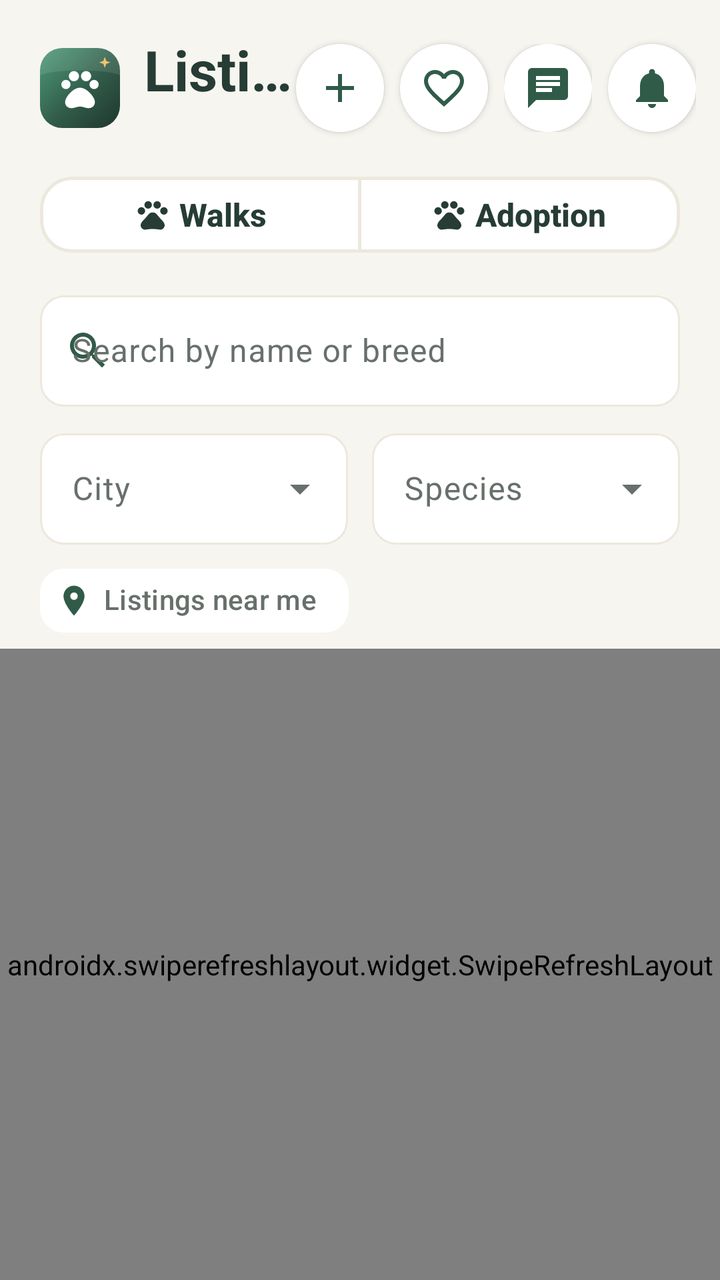
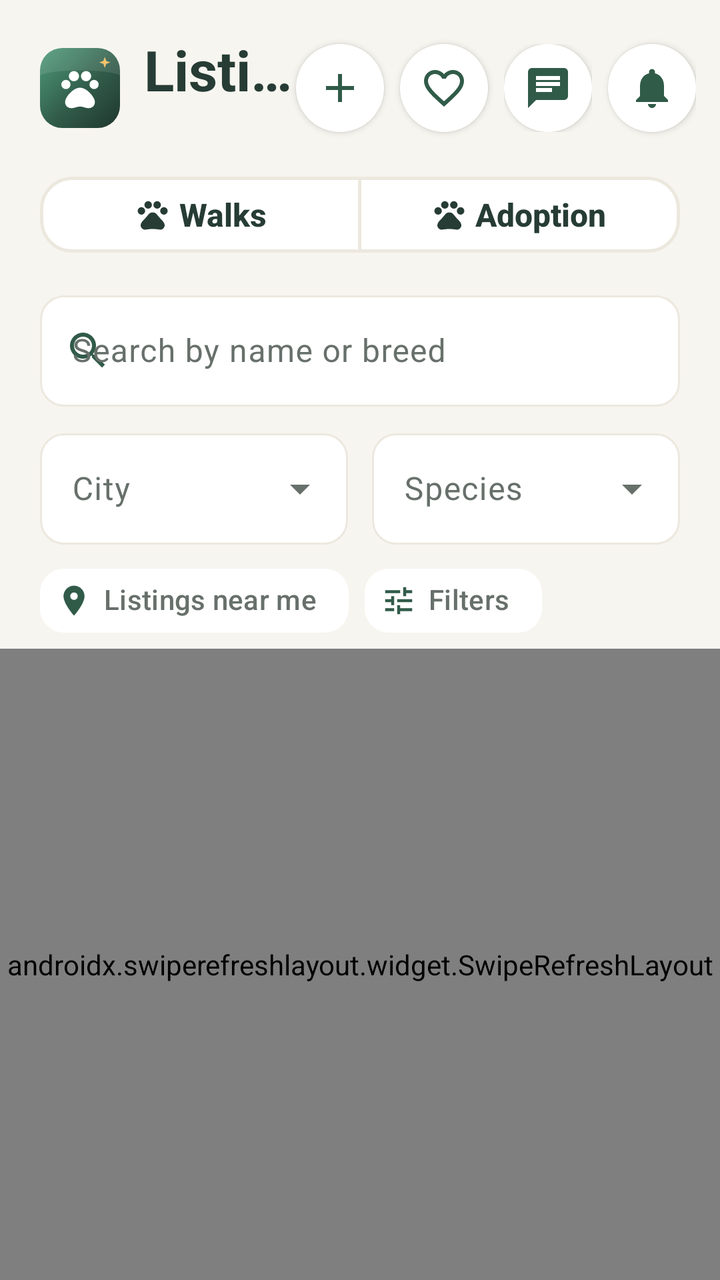

An Android layout rendered at two revisions. The XML below is the earlier revision; the diff shows what the commit changed to produce the second picture.
<!-- AndroidManifest.xml: application theme Theme.MIYAV -->
<!-- res/layout/fragment_discover.xml -->
<?xml version="1.0" encoding="utf-8"?>
<LinearLayout xmlns:android="http://schemas.android.com/apk/res/android"
    xmlns:app="http://schemas.android.com/apk/res-auto"
    android:layout_width="match_parent"
    android:layout_height="match_parent"
    android:background="@color/bg_app"
    android:orientation="vertical">

    <LinearLayout
        android:layout_width="match_parent"
        android:layout_height="wrap_content"
        android:gravity="center_vertical"
        android:orientation="horizontal"
        android:paddingStart="@dimen/space_xl"
        android:paddingTop="@dimen/space_lg"
        android:paddingEnd="@dimen/space_md">

        <ImageView
            android:layout_width="40dp"
            android:layout_height="40dp"
            android:layout_marginEnd="@dimen/space_md"
            android:contentDescription="@string/app_name"
            android:src="@drawable/ic_mark" />

        <LinearLayout
            android:layout_width="0dp"
            android:layout_height="wrap_content"
            android:layout_weight="1"
            android:orientation="vertical">

            <TextView
                android:layout_width="wrap_content"
                android:layout_height="wrap_content"
                android:ellipsize="end"
                android:maxLines="1"
                android:text="@string/nav_listings"
                android:textAppearance="@style/TextAppearance.Miyav.Title" />

            <TextView
                android:id="@+id/greetingView"
                android:layout_width="wrap_content"
                android:layout_height="wrap_content"
                android:ellipsize="end"
                android:maxLines="1"
                android:textAppearance="@style/TextAppearance.Miyav.Caption" />
        </LinearLayout>

        <ImageButton
            android:id="@+id/createButton"
            android:layout_width="44dp"
            android:layout_height="44dp"
            android:layout_marginEnd="@dimen/space_sm"
            android:background="@drawable/bg_map_card"
            android:contentDescription="@string/pet_create"
            android:elevation="2dp"
            android:src="@drawable/ic_add"
            app:tint="@color/brand_coral" />

        <ImageButton
            android:id="@+id/favoritesButton"
            android:layout_width="44dp"
            android:layout_height="44dp"
            android:layout_marginEnd="@dimen/space_sm"
            android:background="@drawable/bg_map_card"
            android:contentDescription="@string/favorites_title"
            android:elevation="2dp"
            android:src="@drawable/ic_heart"
            app:tint="@color/brand_coral" />

        <FrameLayout
            android:layout_width="44dp"
            android:layout_height="44dp"
            android:layout_marginEnd="@dimen/space_sm">

            <ImageButton
                android:id="@+id/messagesButton"
                android:layout_width="match_parent"
                android:layout_height="match_parent"
                android:background="@drawable/bg_map_card"
                android:contentDescription="@string/action_messages"
                android:elevation="2dp"
                android:src="@drawable/ic_chat"
                app:tint="@color/brand_coral" />

            <View
                android:id="@+id/messagesDot"
                android:layout_width="12dp"
                android:layout_height="12dp"
                android:layout_gravity="top|end"
                android:layout_margin="6dp"
                android:background="@drawable/bg_unread_dot"
                android:elevation="3dp"
                android:visibility="gone" />
        </FrameLayout>

        <ImageButton
            android:id="@+id/notificationsButton"
            android:layout_width="44dp"
            android:layout_height="44dp"
            android:background="@drawable/bg_map_card"
            android:contentDescription="@string/action_notifications"
            android:elevation="2dp"
            android:src="@drawable/ic_bell"
            app:tint="@color/brand_coral" />
    </LinearLayout>

    <com.google.android.material.button.MaterialButtonToggleGroup
        android:id="@+id/modeGroup"
        android:layout_width="match_parent"
        android:layout_height="wrap_content"
        android:layout_marginStart="@dimen/space_xl"
        android:layout_marginTop="@dimen/space_md"
        android:layout_marginEnd="@dimen/space_xl"
        app:selectionRequired="true"
        app:singleSelection="true">

        <com.google.android.material.button.MaterialButton
            android:id="@+id/modeWalks"
            style="@style/Widget.Miyav.Button.Segment"
            android:layout_width="0dp"
            android:layout_height="wrap_content"
            android:layout_weight="1"
            android:text="@string/nav_walks"
            app:icon="@drawable/ic_walk"
            app:iconGravity="textStart"
            app:iconSize="18dp" />

        <com.google.android.material.button.MaterialButton
            android:id="@+id/modeAdoption"
            style="@style/Widget.Miyav.Button.Segment"
            android:layout_width="0dp"
            android:layout_height="wrap_content"
            android:layout_weight="1"
            android:text="@string/nav_adoption"
            app:icon="@drawable/ic_paw"
            app:iconGravity="textStart"
            app:iconSize="18dp" />
    </com.google.android.material.button.MaterialButtonToggleGroup>

    <com.google.android.material.textfield.TextInputLayout
        android:id="@+id/searchLayout"
        android:layout_width="match_parent"
        android:layout_height="wrap_content"
        android:layout_marginStart="@dimen/space_xl"
        android:layout_marginTop="@dimen/space_md"
        android:layout_marginEnd="@dimen/space_xl"
        android:hint="@string/search_hint"
        app:endIconMode="clear_text"
        app:startIconDrawable="@drawable/ic_search"
        app:startIconTint="@color/brand_coral">

        <com.google.android.material.textfield.TextInputEditText
            android:id="@+id/searchInput"
            android:layout_width="match_parent"
            android:layout_height="wrap_content"
            android:imeOptions="actionSearch"
            android:inputType="text"
            android:maxLength="60" />
    </com.google.android.material.textfield.TextInputLayout>

    <LinearLayout
        android:layout_width="match_parent"
        android:layout_height="wrap_content"
        android:layout_marginStart="@dimen/space_xl"
        android:layout_marginTop="@dimen/space_sm"
        android:layout_marginEnd="@dimen/space_xl"
        android:baselineAligned="false"
        android:orientation="horizontal">

        <com.google.android.material.textfield.TextInputLayout
            android:id="@+id/cityLayout"
            style="@style/Widget.Miyav.TextInput.Dropdown"
            android:layout_width="0dp"
            android:layout_height="wrap_content"
            android:layout_marginEnd="6dp"
            android:layout_weight="1"
            android:hint="@string/filter_city">

            <com.google.android.material.textfield.MaterialAutoCompleteTextView
                android:id="@+id/cityFilter"
                android:layout_width="match_parent"
                android:layout_height="wrap_content"
                android:inputType="none" />
        </com.google.android.material.textfield.TextInputLayout>

        <com.google.android.material.textfield.TextInputLayout
            style="@style/Widget.Miyav.TextInput.Dropdown"
            android:layout_width="0dp"
            android:layout_height="wrap_content"
            android:layout_marginStart="6dp"
            android:layout_weight="1"
            android:hint="@string/filter_species">

            <com.google.android.material.textfield.MaterialAutoCompleteTextView
                android:id="@+id/speciesFilter"
                android:layout_width="match_parent"
                android:layout_height="wrap_content"
                android:inputType="none" />
        </com.google.android.material.textfield.TextInputLayout>
    </LinearLayout>

    <com.google.android.material.chip.ChipGroup
        android:layout_width="match_parent"
        android:layout_height="wrap_content"
        android:layout_marginStart="@dimen/space_xl"
        android:layout_marginTop="@dimen/space_xs"
        android:layout_marginEnd="@dimen/space_xl"
        app:singleLine="true">

        <com.google.android.material.chip.Chip
            android:id="@+id/nearbyChip"
            style="@style/Widget.Material3.Chip.Filter"
            android:layout_width="wrap_content"
            android:layout_height="wrap_content"
            android:checkable="true"
            android:text="@string/location_use"
            app:chipBackgroundColor="@color/chip_nearby"
            app:chipIcon="@drawable/ic_location"
            app:chipIconTint="@color/brand_coral"
            app:chipIconVisible="true"
            app:chipStrokeWidth="0dp" />
    </com.google.android.material.chip.ChipGroup>

    <androidx.swiperefreshlayout.widget.SwipeRefreshLayout
        android:id="@+id/refresh"
        android:layout_width="match_parent"
        android:layout_height="0dp"
        android:layout_weight="1">

        <FrameLayout
            android:layout_width="match_parent"
            android:layout_height="match_parent">

            <androidx.recyclerview.widget.RecyclerView
                android:id="@+id/petList"
                android:layout_width="match_parent"
                android:layout_height="match_parent"
                android:clipToPadding="false"
                android:paddingStart="15dp"
                android:paddingTop="@dimen/space_xs"
                android:paddingEnd="15dp"
                android:paddingBottom="72dp" />

            <az.miyav.android.ui.widget.ShimmerLayout
                android:id="@+id/skeleton"
                android:layout_width="match_parent"
                android:layout_height="match_parent"
                android:paddingStart="@dimen/space_lg"
                android:paddingEnd="@dimen/space_lg"
                android:visibility="gone">

                <LinearLayout
                    android:layout_width="match_parent"
                    android:layout_height="wrap_content"
                    android:orientation="vertical">

                    <include layout="@layout/skeleton_pet_card" />

                    <include layout="@layout/skeleton_pet_card" />

                    <include layout="@layout/skeleton_pet_card" />
                </LinearLayout>
            </az.miyav.android.ui.widget.ShimmerLayout>

            <include
                android:id="@+id/state"
                layout="@layout/view_state" />
        </FrameLayout>
    </androidx.swiperefreshlayout.widget.SwipeRefreshLayout>
</LinearLayout>
<!-- res/layout/skeleton_pet_card.xml (included above) -->
<?xml version="1.0" encoding="utf-8"?>
<LinearLayout xmlns:android="http://schemas.android.com/apk/res/android"
    xmlns:app="http://schemas.android.com/apk/res-auto"
    android:layout_width="match_parent"
    android:layout_height="wrap_content"
    android:importantForAccessibility="noHideDescendants"
    android:orientation="horizontal">

    <com.google.android.material.card.MaterialCardView
        android:layout_width="0dp"
        android:layout_height="wrap_content"
        android:layout_margin="5dp"
        android:layout_weight="1"
        app:cardCornerRadius="@dimen/radius_md">

        <LinearLayout
            android:layout_width="match_parent"
            android:layout_height="wrap_content"
            android:orientation="vertical">

            <View
                android:layout_width="match_parent"
                android:layout_height="@dimen/tile_photo_height"
                android:background="@color/skeleton_base" />

            <View
                android:layout_width="96dp"
                android:layout_height="14dp"
                android:layout_margin="10dp"
                android:background="@drawable/bg_skeleton" />

            <View
                android:layout_width="120dp"
                android:layout_height="10dp"
                android:layout_marginStart="10dp"
                android:layout_marginBottom="12dp"
                android:background="@drawable/bg_skeleton" />
        </LinearLayout>
    </com.google.android.material.card.MaterialCardView>

    <com.google.android.material.card.MaterialCardView
        android:layout_width="0dp"
        android:layout_height="wrap_content"
        android:layout_margin="5dp"
        android:layout_weight="1"
        app:cardCornerRadius="@dimen/radius_md">

        <LinearLayout
            android:layout_width="match_parent"
            android:layout_height="wrap_content"
            android:orientation="vertical">

            <View
                android:layout_width="match_parent"
                android:layout_height="@dimen/tile_photo_height"
                android:background="@color/skeleton_base" />

            <View
                android:layout_width="96dp"
                android:layout_height="14dp"
                android:layout_margin="10dp"
                android:background="@drawable/bg_skeleton" />

            <View
                android:layout_width="120dp"
                android:layout_height="10dp"
                android:layout_marginStart="10dp"
                android:layout_marginBottom="12dp"
                android:background="@drawable/bg_skeleton" />
        </LinearLayout>
    </com.google.android.material.card.MaterialCardView>
</LinearLayout>
<!-- res/layout/view_state.xml (included above) -->
<?xml version="1.0" encoding="utf-8"?>
<LinearLayout xmlns:android="http://schemas.android.com/apk/res/android"
    xmlns:app="http://schemas.android.com/apk/res-auto"
    android:layout_width="match_parent"
    android:layout_height="wrap_content"
    android:layout_gravity="center"
    android:gravity="center"
    android:orientation="vertical"
    android:padding="32dp"
    android:visibility="gone">

    <com.google.android.material.progressindicator.CircularProgressIndicator
        android:id="@+id/stateProgress"
        android:layout_width="wrap_content"
        android:layout_height="wrap_content"
        android:indeterminate="true"
        app:indicatorColor="@color/brand_coral"
        app:trackColor="@color/pastel_peach" />

    <TextView
        android:id="@+id/stateMessage"
        android:layout_width="wrap_content"
        android:layout_height="wrap_content"
        android:layout_marginTop="12dp"
        android:gravity="center"
        android:textAppearance="@style/TextAppearance.Miyav.Caption" />

    <com.google.android.material.button.MaterialButton
        android:id="@+id/stateRetry"
        style="@style/Widget.Miyav.Button.Outlined"
        android:layout_width="wrap_content"
        android:layout_height="wrap_content"
        android:layout_marginTop="16dp"
        android:paddingStart="28dp"
        android:paddingEnd="28dp"
        android:text="@string/state_retry"
        android:visibility="gone" />
</LinearLayout>
<!-- resources referenced by this layout -->
<resources>
  <color name="bg_app">#F7F5EF</color>
  <color name="brand_coral">#315B49</color>
  <color name="pastel_peach">#FBE7D9</color>
  <color name="skeleton_base">#EDEAE1</color>
  <dimen name="radius_md">16dp</dimen>
  <dimen name="space_lg">16dp</dimen>
  <dimen name="space_md">12dp</dimen>
  <dimen name="space_sm">8dp</dimen>
  <dimen name="space_xl">20dp</dimen>
  <dimen name="space_xs">4dp</dimen>
  <dimen name="tile_photo_height">120dp</dimen>
  <string name="action_messages">Messages</string>
  <string name="action_notifications">Notifications</string>
  <string name="app_name" translatable="false">MIYAV</string>
  <string name="favorites_title">Favourites</string>
  <string name="filter_city">City</string>
  <string name="filter_species">Species</string>
  <string name="location_use">Listings near me</string>
  <string name="nav_adoption">Adoption</string>
  <string name="nav_listings">Listings</string>
  <string name="nav_walks">Walks</string>
  <string name="pet_create">New listing</string>
  <string name="search_hint">Search by name or breed</string>
  <string name="state_retry">Try again</string>
  <style name="TextAppearance.Miyav.Caption" parent="TextAppearance.Material3.BodyMedium">
          <item name="android:textColor">@color/text_secondary</item>
      </style>
  <style name="TextAppearance.Miyav.Title" parent="TextAppearance.Material3.HeadlineMedium">
          <item name="android:textColor">@color/text_primary</item>
          <item name="android:textStyle">bold</item>
      </style>
  <color name="surface">#FFFFFF</color>
  <dimen name="radius_lg">22dp</dimen>
  <dimen name="radius_sm">12dp</dimen>
  <color name="error">#B5533C</color>
  <color name="text_secondary">#67706A</color>
  <color name="text_primary">#263C35</color>
  <dimen name="button_height">54dp</dimen>
  <color name="outline">#ECE8DE</color>
  <color name="text_on_brand">#FFFFFF</color>
  <color name="pastel_mint">#DCEEE5</color>
  <color name="brand_coral_dark">#284B3C</color>
  <color name="brand_lavender">#7B8FD6</color>
  <color name="pastel_lavender">#E8ECF8</color>
  <color name="brand_mint">#3E8B6C</color>
  <color name="surface_muted">#F1EFE7</color>
  <color name="card_stroke">#E6E1D5</color>
  <style name="Widget.Miyav.NavIndicator" parent="Widget.Material3.BottomNavigationView.ActiveIndicator">
          <item name="android:color">@color/pastel_mint</item>
      </style>
  <style name="TextAppearance.Miyav.NavLabel" parent="TextAppearance.Material3.LabelMedium">
          <item name="android:textStyle">bold</item>
      </style>
  <style name="TextAppearance.Miyav.Headline" parent="TextAppearance.Material3.TitleLarge">
          <item name="android:textColor">@color/text_primary</item>
          <item name="android:textStyle">bold</item>
      </style>
  <style name="Shape.Miyav.Large" parent="">
          <item name="cornerFamily">rounded</item>
          <item name="cornerSize">@dimen/radius_xl</item>
      </style>
  <style name="Widget.Miyav.BottomSheet" parent="Widget.Material3.BottomSheet.Modal">
          <item name="backgroundTint">@color/surface</item>
          <item name="shapeAppearance">@style/Shape.Miyav.Sheet</item>
      </style>
  <dimen name="radius_xl">28dp</dimen>
  <!-- unchanged entries left out for length: 26 -->
</resources>

<!-- the commit's change to res/layout/fragment_discover.xml (unified diff, before → after) -->
@@ -216,6 +216,19 @@
             android:text="@string/location_use"
             app:chipBackgroundColor="@color/chip_nearby"
             app:chipIcon="@drawable/ic_location"
+            app:chipIconTint="@color/brand_coral"
+            app:chipIconVisible="true"
+            app:chipStrokeWidth="0dp" />
+
+        <com.google.android.material.chip.Chip
+            android:id="@+id/filtersChip"
+            style="@style/Widget.Material3.Chip.Filter"
+            android:layout_width="wrap_content"
+            android:layout_height="wrap_content"
+            android:checkable="true"
+            android:text="@string/filters_button"
+            app:chipBackgroundColor="@color/chip_nearby"
+            app:chipIcon="@drawable/ic_tune"
             app:chipIconTint="@color/brand_coral"
             app:chipIconVisible="true"
             app:chipStrokeWidth="0dp" />
<!-- resource entries referenced after the edit -->
@@ -11,12 +11,24 @@
   <dimen name="space_xl">20dp</dimen>
   <dimen name="space_xs">4dp</dimen>
   <dimen name="tile_photo_height">120dp</dimen>
+  <!-- drawable ic_tune (drawable) -->
+  <vector xmlns:android="http://schemas.android.com/apk/res/android"
+      android:width="24dp"
+      android:height="24dp"
+      android:tint="?attr/colorControlNormal"
+      android:viewportWidth="24"
+      android:viewportHeight="24">
+      <path
+          android:fillColor="@android:color/white"
+          android:pathData="M3,17v2h6v-2L3,17zM3,5v2h10L13,5L3,5zM13,21v-2h8v-2h-8v-2h-2v6h2zM7,9v2L3,11v2h4v2h2L9,9L7,9zM21,13v-2L11,11v2h10zM15,9h2L17,7h4L21,5h-4L17,3h-2v6z" />
+  </vector>
   <string name="action_messages">Messages</string>
   <string name="action_notifications">Notifications</string>
   <string name="app_name" translatable="false">MIYAV</string>
   <string name="favorites_title">Favourites</string>
   <string name="filter_city">City</string>
   <string name="filter_species">Species</string>
+  <string name="filters_button">Filters</string>
   <string name="location_use">Listings near me</string>
   <string name="nav_adoption">Adoption</string>
   <string name="nav_listings">Listings</string>
